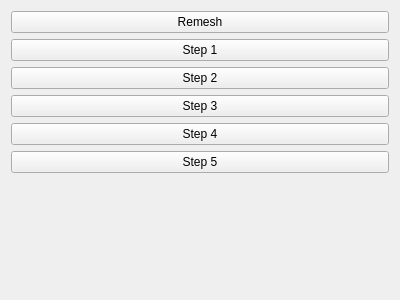
Old version of the form Plugin/ui/widget.ui in the repository Pentacode-IAFA/Quad-Remeshing.
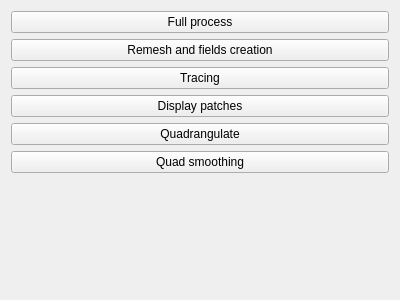
New version of the form.

Commit message: refactor + path visualisation

```diff
--- a/Plugin/ui/widget.ui
+++ b/Plugin/ui/widget.ui
@@ -17,14 +17,14 @@
    <item row="3" column="0">
     <widget class="QPushButton" name="_step3Button">
      <property name="text">
-      <string>Step 3</string>
+      <string>Display patches</string>
      </property>
     </widget>
    </item>
    <item row="1" column="0">
     <widget class="QPushButton" name="_step1Button">
      <property name="text">
-      <string>Step 1</string>
+      <string>Remesh and fields creation</string>
      </property>
     </widget>
    </item>
@@ -44,28 +44,28 @@
    <item row="0" column="0">
     <widget class="QPushButton" name="_remeshButton">
      <property name="text">
-      <string>Remesh</string>
+      <string>Full process</string>
      </property>
     </widget>
    </item>
    <item row="2" column="0">
     <widget class="QPushButton" name="_step2Button">
      <property name="text">
-      <string>Step 2</string>
+      <string>Tracing</string>
      </property>
     </widget>
    </item>
    <item row="4" column="0">
     <widget class="QPushButton" name="_step4Button">
      <property name="text">
-      <string>Step 4</string>
+      <string>Quadrangulate</string>
      </property>
     </widget>
    </item>
    <item row="5" column="0">
     <widget class="QPushButton" name="_step5Button">
      <property name="text">
-      <string>Step 5</string>
+      <string>Quad smoothing</string>
      </property>
     </widget>
    </item>
```
The commit also changes 2 other files.
